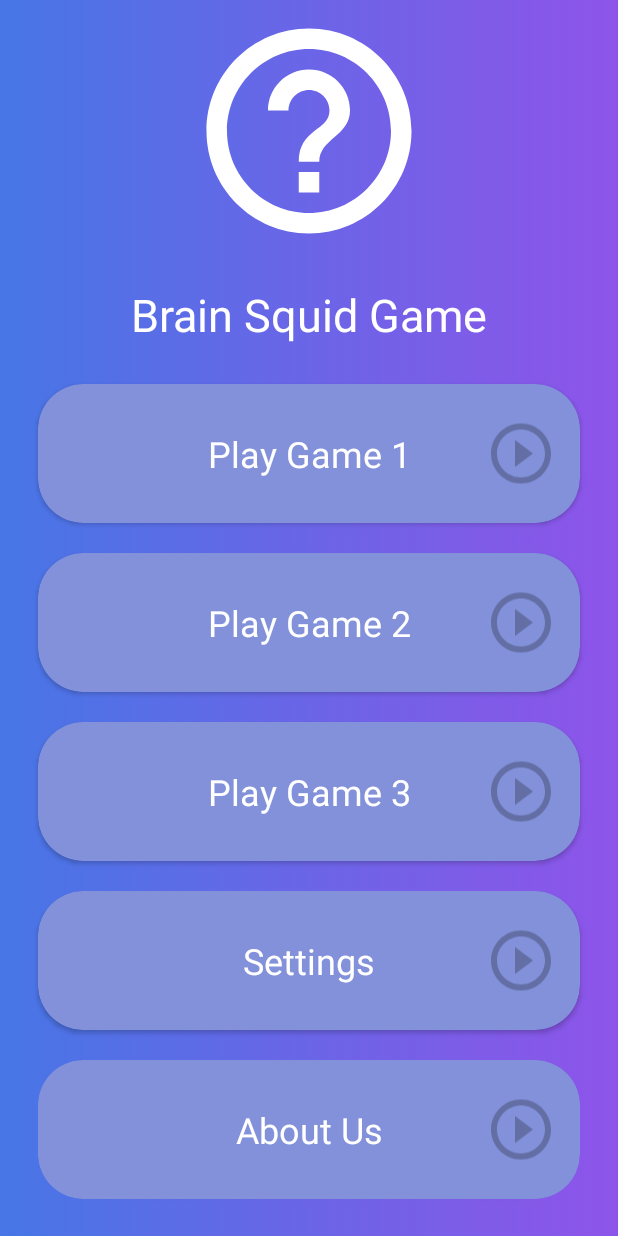
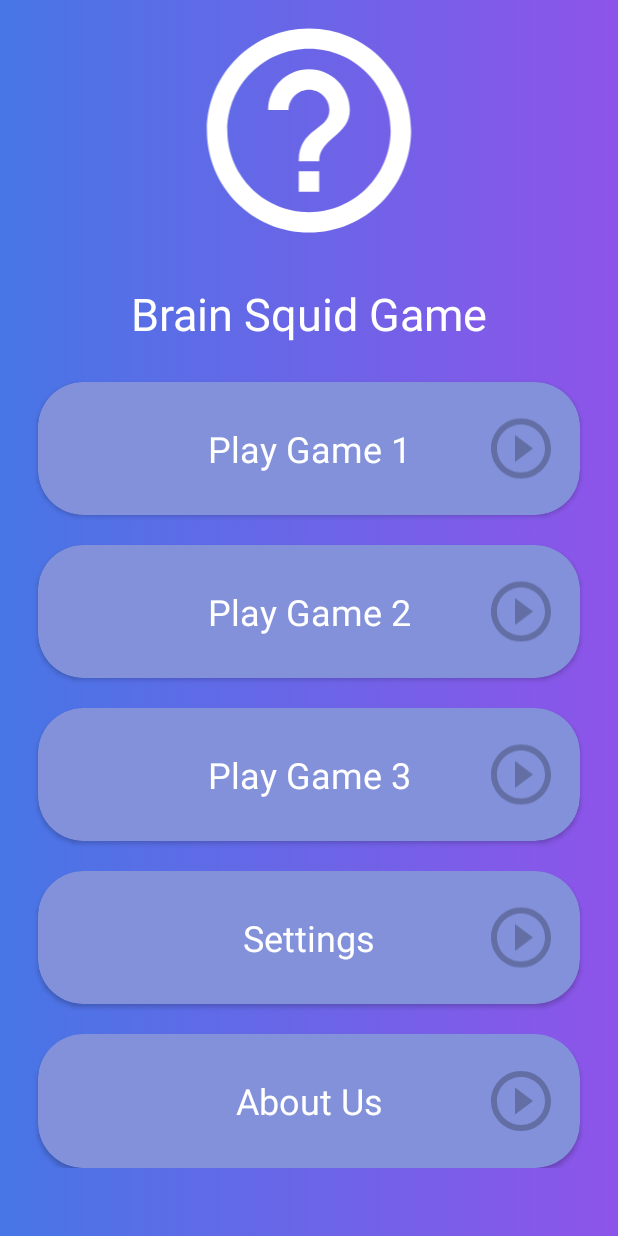
Before and after one commit to MrUchqun/BrainSquidGame, an Android app: the screen it shows after launch (MainActivity), on a phone screen of 412 x 824 dp. Run offline under Robolectric (Android 15) with nearby library versions, the phone set to English and light mode, and no system bars.

Commit message:
Update activity main

```diff
--- a/app/src/main/res/layout/activity_main.xml
+++ b/app/src/main/res/layout/activity_main.xml
@@ -8,6 +8,7 @@
     tools:context=".MainActivity">
 
         <LinearLayout
+            android:layout_marginBottom="40dp"
             android:padding="5dp"
             android:orientation="vertical"
             android:gravity="center_horizontal"
@@ -305,14 +306,6 @@
 
             </androidx.cardview.widget.CardView>
 
-            <LinearLayout
-                android:layout_width="match_parent"
-                android:layout_height="wrap_content">
-                <TextView
-                    android:layout_width="match_parent"
-                    android:layout_height="match_parent"/>
-            </LinearLayout>
-
         </LinearLayout>
 
 </androidx.constraintlayout.widget.ConstraintLayout>
```
